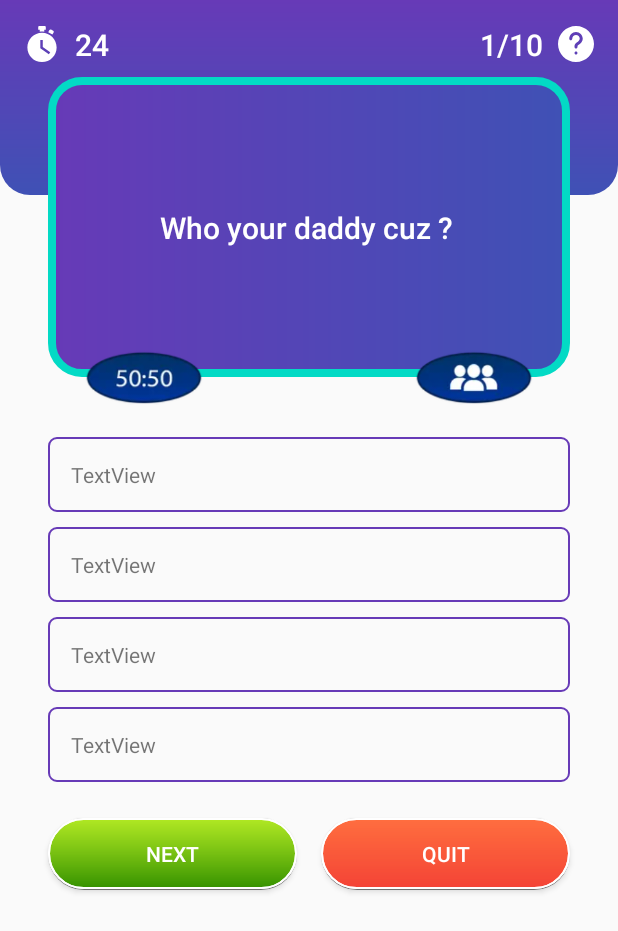
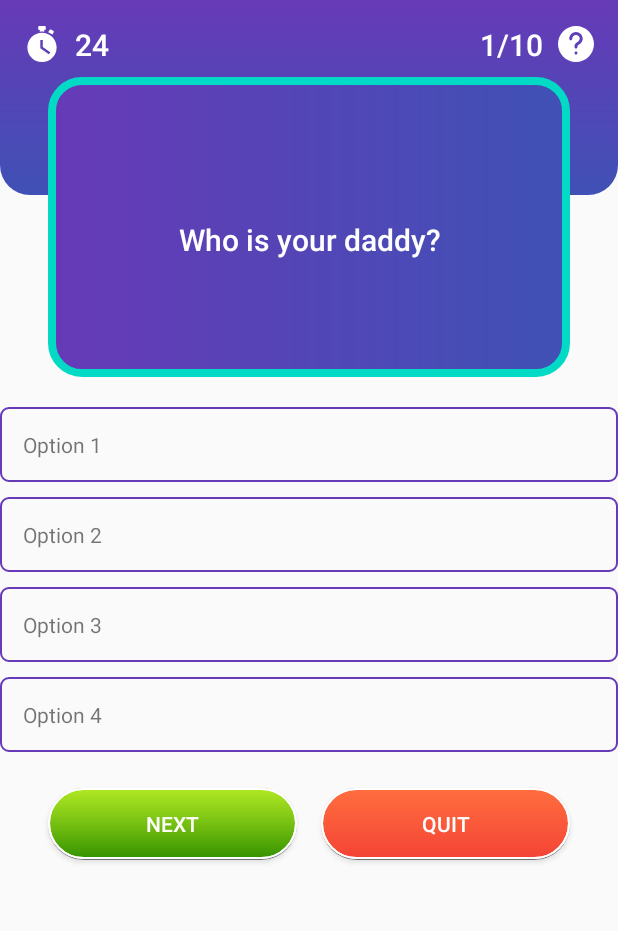
Before and after one commit to wnosphan/QuizzGameAndroid, an Android app: the layout activity_user_quiz.xml on its own in the app's theme, with its tools: preview values and no code run, on a phone screen of 412 x 824 dp. Shown: the top 931 px of the screen. Run offline under Robolectric (Android 15) with nearby library versions, the phone set to English and light mode, and no system bars.

Commit message:
fix user question

```diff
--- a/app/src/main/java/com/prm392/quizgame/QuestionOfUserActivity.java
+++ b/app/src/main/java/com/prm392/quizgame/QuestionOfUserActivity.java
@@ -102,7 +102,7 @@ public class QuestionOfUserActivity extends AppCompatActivity {
         EditText etOptionC = dialogView.findViewById(R.id.etOptionC);
         EditText etOptionD = dialogView.findViewById(R.id.etOptionD);
         EditText etCorrectAnswer = dialogView.findViewById(R.id.etCorrectAnswer);
-
+        builder.setTitle("Create Question");
         builder.setPositiveButton("Create", (dialog, which) -> {
             // Retrieve input values
             String questionText = etQuestion.getText().toString().trim();
--- a/app/src/main/res/layout/activity_user_quiz.xml
+++ b/app/src/main/res/layout/activity_user_quiz.xml
@@ -9,10 +9,12 @@
 
     <View
         android:id="@+id/view2"
-        android:layout_width="wrap_content"
+        android:layout_width="0dp"
         android:layout_height="130dp"
         android:background="@drawable/background_bottom"
-        tools:ignore="MissingConstraints" />
+        app:layout_constraintTop_toTopOf="parent"
+        app:layout_constraintStart_toStartOf="parent"
+        app:layout_constraintEnd_toEndOf="parent" />
 
     <View
         android:id="@+id/view5"
@@ -63,10 +65,9 @@
         android:layout_marginStart="16dp"
         android:layout_marginTop="16dp"
         android:layout_marginEnd="16dp"
-        android:layout_marginBottom="16dp"
         android:fontFamily="sans-serif-medium"
         android:gravity="center"
-        android:text="Who your daddy cuz ? "
+        android:text="Who is your daddy?"
         android:textColor="@color/white"
         android:textSize="20sp"
         app:layout_constraintBottom_toBottomOf="@+id/view5"
@@ -74,77 +75,70 @@
         app:layout_constraintStart_toStartOf="@+id/view5"
         app:layout_constraintTop_toTopOf="@+id/view5" />
 
-    <ImageView
-        android:id="@+id/imageView3"
-        android:layout_width="80dp"
+    <LinearLayout
+        android:id="@+id/linearLayout"
+        android:layout_width="0dp"
         android:layout_height="wrap_content"
-        android:layout_marginStart="24dp"
-        app:layout_constraintBottom_toBottomOf="@+id/view5"
-        app:layout_constraintStart_toStartOf="@+id/view5"
+        android:orientation="vertical"
+        android:layout_marginTop="10dp"
         app:layout_constraintTop_toBottomOf="@+id/view5"
-        app:srcCompat="@drawable/fiftyfiftyline" />
-
-    <ImageView
-        android:id="@+id/imageView4"
-        android:layout_width="80dp"
-        android:layout_height="wrap_content"
-        android:layout_marginEnd="24dp"
-        app:layout_constraintBottom_toBottomOf="@+id/view5"
-        app:layout_constraintEnd_toEndOf="@+id/view5"
-        app:layout_constraintTop_toBottomOf="@+id/view5"
-        app:srcCompat="@drawable/audiencepoll" />
+        app:layout_constraintStart_toStartOf="parent"
+        app:layout_constraintEnd_toEndOf="parent"
+        >
 
         <TextView
             android:id="@+id/option_1"
-        android:layout_width="0dp"
+            android:layout_width="match_parent"
             android:layout_height="wrap_content"
             android:layout_marginTop="10dp"
             android:background="@drawable/option_unselected"
             android:onClick="onClick"
             android:padding="15dp"
-        android:text="TextView"
-        app:layout_constraintEnd_toEndOf="@+id/view5"
-        app:layout_constraintStart_toStartOf="@+id/view5"
-        app:layout_constraintTop_toBottomOf="@+id/imageView3" />
+            android:text="Option 1"
+            app:layout_constraintEnd_toEndOf="parent"
+            app:layout_constraintStart_toStartOf="parent"
+            app:layout_constraintTop_toBottomOf="@+id/view5" />
 
         <TextView
             android:id="@+id/option_2"
-        android:layout_width="0dp"
+            android:layout_width="match_parent"
             android:layout_height="wrap_content"
             android:layout_marginTop="10dp"
             android:background="@drawable/option_unselected"
             android:onClick="onClick"
             android:padding="15dp"
-        android:text="TextView"
-        app:layout_constraintEnd_toEndOf="@+id/option_1"
-        app:layout_constraintStart_toStartOf="@+id/option_1"
+            android:text="Option 2"
+            app:layout_constraintEnd_toEndOf="parent"
+            app:layout_constraintStart_toStartOf="parent"
             app:layout_constraintTop_toBottomOf="@+id/option_1" />
 
         <TextView
             android:id="@+id/option_3"
-        android:layout_width="0dp"
+            android:layout_width="match_parent"
             android:layout_height="wrap_content"
             android:layout_marginTop="10dp"
             android:background="@drawable/option_unselected"
             android:onClick="onClick"
             android:padding="15dp"
-        android:text="TextView"
-        app:layout_constraintEnd_toEndOf="@+id/option_2"
-        app:layout_constraintStart_toStartOf="@+id/option_2"
+            android:text="Option 3"
+            app:layout_constraintEnd_toEndOf="parent"
+            app:layout_constraintStart_toStartOf="parent"
             app:layout_constraintTop_toBottomOf="@+id/option_2" />
 
         <TextView
             android:id="@+id/option_4"
-        android:layout_width="0dp"
+            android:layout_width="match_parent"
             android:layout_height="wrap_content"
             android:layout_marginTop="10dp"
             android:background="@drawable/option_unselected"
             android:onClick="onClick"
             android:padding="15dp"
-        android:text="TextView"
-        app:layout_constraintEnd_toEndOf="@+id/option_3"
-        app:layout_constraintStart_toStartOf="@+id/option_3"
+            android:text="Option 4"
+            app:layout_constraintEnd_toEndOf="parent"
+            app:layout_constraintStart_toStartOf="parent"
             app:layout_constraintTop_toBottomOf="@+id/option_3" />
+
+    </LinearLayout>
 
     <Button
         android:id="@+id/nextBtn"
@@ -158,10 +152,9 @@
         android:text="Next"
         android:textColor="@color/white"
         app:layout_constraintEnd_toStartOf="@+id/quizBtn"
-        app:layout_constraintHorizontal_bias="0.5"
         app:layout_constraintHorizontal_chainStyle="packed"
         app:layout_constraintStart_toStartOf="parent"
-        app:layout_constraintTop_toBottomOf="@+id/option_4" />
+        app:layout_constraintTop_toBottomOf="@+id/linearLayout" />
 
     <Button
         android:id="@+id/quizBtn"
@@ -175,7 +168,7 @@
         android:text="Quit"
         android:textColor="@color/white"
         app:layout_constraintEnd_toEndOf="parent"
-        app:layout_constraintHorizontal_bias="0.5"
         app:layout_constraintStart_toEndOf="@+id/nextBtn"
-        app:layout_constraintTop_toBottomOf="@+id/option_4" />
+        app:layout_constraintTop_toBottomOf="@+id/linearLayout" />
+
 </androidx.constraintlayout.widget.ConstraintLayout>
--- a/app/src/main/res/layout/dialog_create_category.xml
+++ b/app/src/main/res/layout/dialog_create_category.xml
@@ -2,7 +2,8 @@
 <LinearLayout xmlns:android="http://schemas.android.com/apk/res/android"
     android:orientation="vertical"
     android:layout_width="match_parent"
-    android:layout_height="match_parent">
+    android:layout_height="match_parent"
+    >
     <EditText
         android:id="@+id/editTextCategoryName"
         android:layout_width="match_parent"
--- a/app/src/main/res/layout/dialog_create_question.xml
+++ b/app/src/main/res/layout/dialog_create_question.xml
@@ -3,7 +3,8 @@
     android:layout_width="match_parent"
     android:layout_height="wrap_content"
     android:orientation="vertical"
-    android:padding="16dp">
+    android:padding="16dp"
+    >
 
     <EditText
         android:id="@+id/etQuestion"
```
Also changed, not shown: app/src/main/java/com/prm392/quizgame/UserQuizActivity.java (+36 -6 lines), app/src/main/res/drawable/dialog_background.xml (added, +13 -0 lines). Lines whose indentation alone changed are shown as unchanged.
